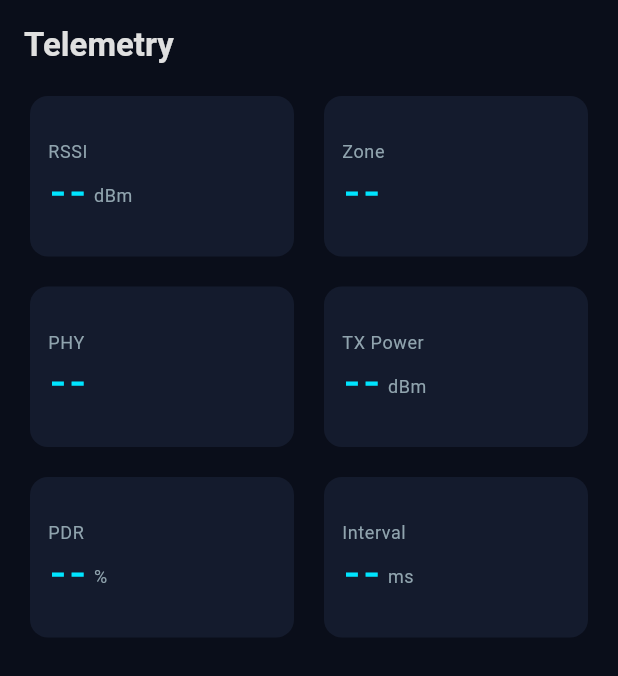
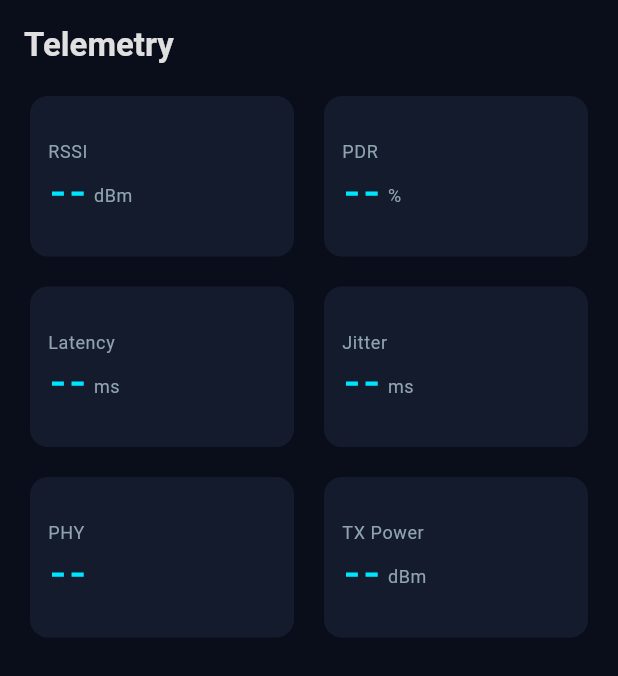
Before and after one commit to Royyyylin/ble_qos_app, a Flutter app: the DashboardTab widget shown alone on an empty page, opened directly with empty values, on a phone screen of 412 x 824 dp. Shown: the top 676 px of the screen. Run offline on Flutter 3.47's test engine with Material 3 defaults, Android fonts, the phone set to English and light mode, and no system bars; our stand-ins replace drift, flutter_blue_plus, flutter_riverpod, go_router, permission_handler; accounts and stored records are empty; generated files the repository leaves out were written again.

Commit message:
feat: add Pass/Fail health thresholds with color-coded Dashboard
HealthThreshold judges RSSI/PDR/Latency/Jitter as PASS/WARNING/FAIL.
Dashboard metrics now show green/orange/red based on thresholds.
Grid reordered: RSSI, PDR, Latency, Jitter, PHY, TX Power.

Thresholds: RSSI>-65, PDR>95%, Lat<20ms, Jit<5ms

Co-Authored-By: Claude Opus 4.6 (1M context) <noreply@anthropic.com>

```diff
--- /dev/null
+++ b/lib/core/domain/health_threshold.dart
@@ -0,0 +1,44 @@
+import 'dart:ui';
+
+import '../theme/app_colors.dart';
+
+/// Health judgment result for a single metric.
+enum HealthLevel { pass, warning, fail, unknown }
+
+/// APP-side Pass/Fail thresholds. GW sends raw values only.
+/// Source: UI_REDESIGN_SPEC.md §Thresholds
+class HealthThreshold {
+  HealthThreshold._();
+
+  static HealthLevel rssi(int value) {
+    if (value > -65) return HealthLevel.pass;
+    if (value >= -85) return HealthLevel.warning;
+    return HealthLevel.fail;
+  }
+
+  static HealthLevel pdr(int value) {
+    if (value > 95) return HealthLevel.pass;
+    if (value >= 85) return HealthLevel.warning;
+    return HealthLevel.fail;
+  }
+
+  static HealthLevel latency(int value) {
+    if (value < 20) return HealthLevel.pass;
+    if (value <= 50) return HealthLevel.warning;
+    return HealthLevel.fail;
+  }
+
+  static HealthLevel jitter(int value) {
+    if (value < 5) return HealthLevel.pass;
+    if (value <= 15) return HealthLevel.warning;
+    return HealthLevel.fail;
+  }
+
+  /// Get color for a health level.
+  static Color colorFor(HealthLevel level) => switch (level) {
+        HealthLevel.pass => AppColors.success,
+        HealthLevel.warning => AppColors.warning,
+        HealthLevel.fail => AppColors.error,
+        HealthLevel.unknown => AppColors.primary,
+      };
+}
--- a/lib/features/device/dashboard/dashboard_tab.dart
+++ b/lib/features/device/dashboard/dashboard_tab.dart
@@ -1,29 +1,63 @@
 import 'package:flutter/material.dart';
 import 'package:flutter_riverpod/flutter_riverpod.dart';
 
+import 'package:ble_qos_app/core/domain/health_threshold.dart';
 import 'package:ble_qos_app/core/gatt/gatt_structs.dart';
 import 'package:ble_qos_app/core/providers/metrics_provider.dart';
 import 'package:ble_qos_app/core/theme/app_colors.dart';
 
-/// Metric definition: label + unit. Values come from QosStatus at runtime.
-typedef _MetricDef = ({String label, String unit, String Function(QosStatus s) valueOf});
+/// Metric definition with health judgment.
+typedef _MetricDef = ({
+  String label,
+  String unit,
+  String Function(QosStatus s) valueOf,
+  HealthLevel Function(QosStatus s)? health,
+});
 
-/// Dashboard tab — telemetry metrics display (spec §5, §6).
-/// Subscribes to STATUS notify stream via statusStreamProvider.
-/// Shows RSSI, Zone, PHY, TX Power, PDR, Interval as live MetricCards.
+/// Dashboard tab — telemetry metrics with Pass/Fail color coding.
+/// Thresholds: RSSI>-65/PDR>95%/Lat<20ms/Jit<5ms (APP-side judgment).
 class DashboardTab extends ConsumerWidget {
   final String deviceId;
 
   const DashboardTab({super.key, required this.deviceId});
 
-  /// Single source of truth for which metrics to display and how to read them.
   static final List<_MetricDef> _metrics = [
-    (label: 'RSSI',     unit: 'dBm', valueOf: (s) => '${s.rssi}'),
-    (label: 'Zone',     unit: '',    valueOf: (s) => '${s.zone}'),
-    (label: 'PHY',      unit: '',    valueOf: (s) => '${s.phy}'),
-    (label: 'TX Power', unit: 'dBm', valueOf: (s) => '${s.txPower}'),
-    (label: 'PDR',      unit: '%',   valueOf: (s) => '${s.pdr}'),
-    (label: 'Interval', unit: 'ms',  valueOf: (s) => '${s.interval}'),
+    (
+      label: 'RSSI',
+      unit: 'dBm',
+      valueOf: (s) => '${s.rssi}',
+      health: (s) => HealthThreshold.rssi(s.rssi),
+    ),
+    (
+      label: 'PDR',
+      unit: '%',
+      valueOf: (s) => '${s.pdr}',
+      health: (s) => HealthThreshold.pdr(s.pdr),
+    ),
+    (
+      label: 'Latency',
+      unit: 'ms',
+      valueOf: (s) => '${s.latency}',
+      health: (s) => HealthThreshold.latency(s.latency),
+    ),
+    (
+      label: 'Jitter',
+      unit: 'ms',
+      valueOf: (s) => '${s.jitter}',
+      health: (s) => HealthThreshold.jitter(s.jitter),
+    ),
+    (
+      label: 'PHY',
+      unit: '',
+      valueOf: (s) => '${s.phy}',
+      health: null, // config value, no threshold
+    ),
+    (
+      label: 'TX Power',
+      unit: 'dBm',
+      valueOf: (s) => '${s.txPower}',
+      health: null,
+    ),
   ];
 
   @override
@@ -35,19 +69,14 @@ class DashboardTab extends ConsumerWidget {
       child: Column(
         crossAxisAlignment: CrossAxisAlignment.start,
         children: [
-          Text(
-            'Telemetry',
-            style: Theme.of(context).textTheme.titleLarge,
-          ),
+          Text('Telemetry', style: Theme.of(context).textTheme.titleLarge),
           const SizedBox(height: 16),
           Expanded(
             child: statusAsync.when(
               loading: () => _buildGrid(null),
               error: (err, _) => Center(
-                child: Text(
-                  'Error: $err',
-                  style: const TextStyle(color: AppColors.error),
-                ),
+                child: Text('Error: $err',
+                    style: const TextStyle(color: AppColors.error)),
               ),
               data: (status) => _buildGrid(status),
             ),
@@ -57,7 +86,6 @@ class DashboardTab extends ConsumerWidget {
     );
   }
 
-  /// Build metric grid. When [status] is null, shows '--' placeholders.
   Widget _buildGrid(QosStatus? status) {
     return GridView.count(
       crossAxisCount: 2,
@@ -70,6 +98,9 @@ class DashboardTab extends ConsumerWidget {
             label: m.label,
             value: status != null ? m.valueOf(status) : '--',
             unit: m.unit,
+            health: status != null && m.health != null
+                ? m.health!(status)
+                : HealthLevel.unknown,
           ),
       ],
     );
@@ -80,16 +111,21 @@ class _MetricCard extends StatelessWidget {
   final String label;
   final String value;
   final String unit;
+  final HealthLevel health;
 
   const _MetricCard({
     required this.label,
     required this.value,
     required this.unit,
+    required this.health,
   });
 
   @override
   Widget build(BuildContext context) {
-    final semanticsLabel = unit.isNotEmpty ? '$label: $value $unit' : '$label: $value';
+    final color = HealthThreshold.colorFor(health);
+    final semanticsLabel =
+        unit.isNotEmpty ? '$label: $value $unit' : '$label: $value';
+
     return Semantics(
       label: semanticsLabel,
       readOnly: true,
@@ -100,10 +136,7 @@ class _MetricCard extends StatelessWidget {
             crossAxisAlignment: CrossAxisAlignment.start,
             mainAxisAlignment: MainAxisAlignment.center,
             children: [
-              Text(
-                label,
-                style: Theme.of(context).textTheme.bodySmall,
-              ),
+              Text(label, style: Theme.of(context).textTheme.bodySmall),
               const SizedBox(height: 4),
               Row(
                 crossAxisAlignment: CrossAxisAlignment.baseline,
@@ -112,9 +145,9 @@ class _MetricCard extends StatelessWidget {
                   Text(
                     value,
                     style: Theme.of(context).textTheme.titleLarge?.copyWith(
-                      color: AppColors.primary,
-                      fontFamily: AppColors.monoFontFamily,
-                    ),
+                          color: color,
+                          fontFamily: AppColors.monoFontFamily,
+                        ),
                   ),
                   if (unit.isNotEmpty) ...[
                     const SizedBox(width: 4),
```
Also changed, not shown: 2 other files.
